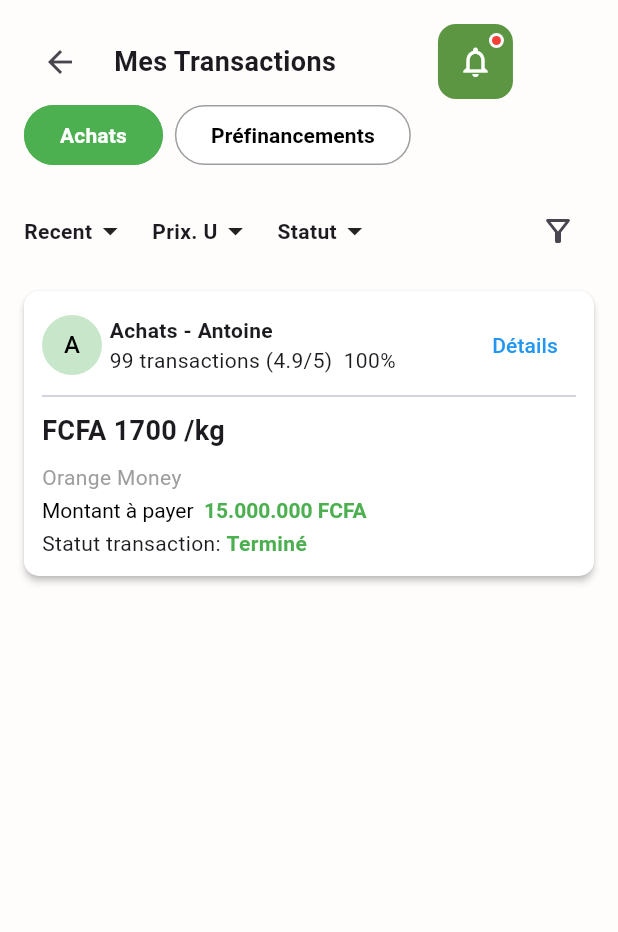
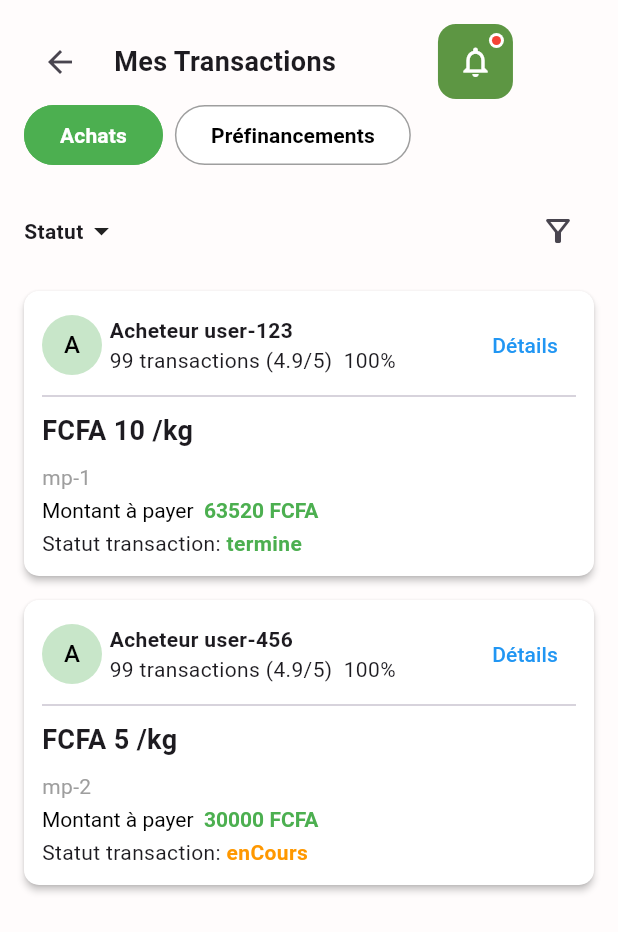
Before and after one commit to Alicheick225/agrobloc_flutter, a Flutter app: the TransactionPage screen opened directly, on a phone screen of 412 x 824 dp. Shown: the top 932 px of the screen. Run offline on Flutter 3.47's test engine with Material 3 defaults, Android fonts, the phone set to English and light mode, and no system bars; our stand-ins replace image_picker; Roboto replaces fonts that are missing (Poppins).

Commit message:
feat(filter_status):ajout du filtre des status

```diff
--- /dev/null
+++ b/lib/core/features/Agrobloc/data/dataSources/commande_vente_service.dart
@@ -0,0 +1,37 @@
+import 'package:agrobloc/core/features/Agrobloc/data/models/commande_vente.dart';
+
+class CommandeVenteService {
+  static const String baseUrl = 'http://192.168.252.199:3000/commandes';
+
+  Future<List<CommandeVente>> getAllCommandes() async {
+    // DEMO : renvoie 2 commandes avec colonnes exactes
+    await Future.delayed(const Duration(seconds: 1));
+    return [
+      CommandeVente(
+        id: 'cmd-1',
+        annoncesVenteId: 'vente-abc',
+        acheteurId: 'user-123',
+        quantite: 10,
+        prixTotal: 63520,
+        modePaiementId: 'mp-1',
+        statut: CommandeStatus.termine,
+        createdAt: DateTime.now(),
+      ),
+      CommandeVente(
+        id: 'cmd-2',
+        annoncesVenteId: 'vente-def',
+        acheteurId: 'user-456',
+        quantite: 5,
+        prixTotal: 30000,
+        modePaiementId: 'mp-2',
+        statut: CommandeStatus.enCours,
+        createdAt: DateTime.now().subtract(const Duration(days: 1)),
+      ),
+    ];
+  }
+
+  Future<CommandeVente> getCommandeById(String id) async {
+    final list = await getAllCommandes();
+    return list.firstWhere((c) => c.id == id);
+  }
+}
--- /dev/null
+++ b/lib/core/features/Agrobloc/data/models/commande_vente.dart
@@ -0,0 +1,65 @@
+import 'dart:ui';
+import 'package:intl/intl.dart';
+import 'package:agrobloc/core/themes/app_colors.dart';
+
+enum CommandeStatus { enCours, termine, annule }
+
+extension CommandeStatusExt on CommandeStatus {
+Color get color => {
+      CommandeStatus.enCours: AppColors.enCours,
+      CommandeStatus.termine: AppColors.termine,
+      CommandeStatus.annule: AppColors.annule,
+    }[this]!;
+}
+
+class CommandeVente {
+  final String id;
+  final String annoncesVenteId;
+  final String acheteurId;
+  final double quantite;
+  final double prixTotal;
+  final String modePaiementId;
+  final CommandeStatus statut;
+  final DateTime createdAt;
+
+  CommandeVente({
+    required this.id,
+    required this.annoncesVenteId,
+    required this.acheteurId,
+    required this.quantite,
+    required this.prixTotal,
+    required this.modePaiementId,
+    required this.statut,
+    required this.createdAt,
+  });
+
+  factory CommandeVente.fromJson(Map<String, dynamic> json) {
+    return CommandeVente(
+      id: json['id'] ?? '',
+      annoncesVenteId: json['annonces_vente_id'] ?? '',
+      acheteurId: json['acheteur_id'] ?? '',
+      quantite: (json['quantite'] as num?)?.toDouble() ?? 0.0,
+      prixTotal: (json['prix_total'] as num?)?.toDouble() ?? 0.0,
+      modePaiementId: json['mode_paiement_id'] ?? '',
+      statut: CommandeStatus.values.firstWhere(
+        (e) => e.name == (json['statut'] ?? ''),
+        orElse: () => CommandeStatus.enCours,
+      ),
+      createdAt: DateTime.tryParse(json['created_at'] ?? '') ?? DateTime.now(),
+    );
+  }
+
+  Map<String, dynamic> toJson() => {
+        'id': id,
+        'annonces_vente_id': annoncesVenteId,
+        'acheteur_id': acheteurId,
+        'quantite': quantite,
+        'prix_total': prixTotal,
+        'mode_paiement_id': modePaiementId,
+        'statut': statut.name,
+        'created_at': createdAt.toIso8601String(),
+      };
+
+  @override
+  String toString() => 'Commande $id - ${statut.name}';
+}
--- a/lib/core/features/Agrobloc/presentations/pages/transactionPage.dart
+++ b/lib/core/features/Agrobloc/presentations/pages/transactionPage.dart
@@ -1,3 +1,5 @@
+import 'package:agrobloc/core/features/Agrobloc/data/dataSources/commande_vente_service.dart';
+import 'package:agrobloc/core/features/Agrobloc/data/models/commande_vente.dart';
 import 'package:agrobloc/core/features/Agrobloc/presentations/widgets/transactions/Detail_transaction/detailTransactionpage.dart';
 import 'package:agrobloc/core/features/Agrobloc/presentations/widgets/transactions/card.dart';
 import 'package:agrobloc/core/features/Agrobloc/presentations/widgets/transactions/filter.dart';
@@ -13,6 +15,7 @@ class TransactionPage extends StatefulWidget {
 }
 
 class _TransactionPageState extends State<TransactionPage> {
+  CommandeStatus? _selectedStatus;
   int selectedFilter = 0;
 
   @override
@@ -35,61 +38,58 @@ class _TransactionPageState extends State<TransactionPage> {
             ),
             const SizedBox(height: 16),
             //FILTRE PAR STATUT
-            const FilterStatus(),
+            FilterStatus(
+                          selectedStatus: _selectedStatus,
+                          onStatusChanged: (status) {
+                            setState(() {
+                              _selectedStatus = status;
+                            });
+                          },
+                        ),
             const SizedBox(height: 16),
 
             /// Liste des transactions (temporaire)
-            Expanded(
-              child: ListView(
-                children: [
-                  if (selectedFilter == 0)
-                    TransactionCard(
-                      nom: "Achats - Antoine",
-                      prixUnitaire: "1700",
-                      moyenPaiement: "Orange Money",
-                      montantTotal: "15.000.000 FCFA",
-                      statut: "Terminé",
-                      statutColor: Colors.green,
+          Expanded(
+            child: FutureBuilder<List<CommandeVente>>(
+              future: CommandeVenteService().getAllCommandes(),
+              builder: (context, snapshot) {
+                if (snapshot.connectionState == ConnectionState.waiting) {
+                  return const Center(child: CircularProgressIndicator());
+                }
+                final list = snapshot.data ?? [];
+                final filtered = _selectedStatus == null
+                    ? list
+                    : list.where((c) => c.statut == _selectedStatus).toList();
+
+                if (filtered.isEmpty) {
+                  return Center(child: Text('Aucune commande correspondante.'));
+                }
+
+                return ListView.builder(
+                  itemCount: filtered.length,
+                  itemBuilder: (_, i) {
+                    final c = filtered[i];
+                    return TransactionCard(
+                      nom: 'Acheteur ${c.acheteurId}',
+                      prixUnitaire: c.quantite.toStringAsFixed(0),
+                      moyenPaiement: c.modePaiementId,
+                      montantTotal: '${c.prixTotal.toStringAsFixed(0)} FCFA',
+                      statut: c.statut.name,
+                      statutColor: c.statut.color,
                       onDetails: () {
                         Navigator.push(
                           context,
                           MaterialPageRoute(
-                            builder: (_) => Detailtransactionpage(),
+                            builder: (_) => Detailtransactionpage(commandeId: c.id),
                           ),
                         );
                       },
-                    ),
-                  if (selectedFilter == 1)
-                    TransactionCard(
-                      nom: "Préfinancement - Antoine",
-                      prixUnitaire: "2200",
-
-                      moyenPaiement: "Wave",
-                      montantTotal: "8.000.000 FCFA",
-                      statut: "En Cours",
-                      statutColor: Colors.orange,
-                      onDetails: () {
-                        Navigator.push(
-                          context,
-                          MaterialPageRoute(
-                            builder: (_) => const Detailtransactionpage(),
-                          ),
-                        );
-                      },
-                    ),
-                  if (selectedFilter == 1)
-                    TransactionCard(
-                      nom: "Préfinancement - Antoine",
-                      prixUnitaire: "2200",
-                      moyenPaiement: "Wave",
-                      montantTotal: "8.000.000 FCFA",
-                      statut: "En Cours",
-                      statutColor: Colors.orange,
-                      onDetails: () {},
-                    ),
-                ],
-              ),
+                    );
+                  },
+                );
+              },
             ),
+          ),
           ],
         ),
       ),
--- a/lib/core/features/Agrobloc/presentations/widgets/transactions/Detail_transaction/button.dart
+++ b/lib/core/features/Agrobloc/presentations/widgets/transactions/Detail_transaction/button.dart
@@ -1,3 +1,4 @@
+import 'package:agrobloc/core/features/Agrobloc/data/models/commande_vente.dart';
 import 'package:flutter/material.dart';
 
 class ImprimerWidget extends StatelessWidget {
@@ -9,7 +10,7 @@ class ImprimerWidget extends StatelessWidget {
     Key? key,
     this.onPressed,
     this.buttonText = 'Imprimer votre reçu de paiement',
-    this.isLoading = false,
+    this.isLoading = false, required CommandeStatus commandeStatus,
   }) : super(key: key);
 
   @override
--- a/lib/core/features/Agrobloc/presentations/widgets/transactions/filter_status.dart
+++ b/lib/core/features/Agrobloc/presentations/widgets/transactions/filter_status.dart
@@ -1,52 +1,71 @@
 import 'package:flutter/material.dart';
+import 'package:agrobloc/core/features/Agrobloc/data/models/commande_vente.dart';
 
 class FilterStatus extends StatelessWidget {
-  final VoidCallback? onFilterPressed;
+  final CommandeStatus? selectedStatus;
+  final ValueChanged<CommandeStatus?> onStatusChanged;
 
   const FilterStatus({
     Key? key,
-    this.onFilterPressed,
+    this.selectedStatus,
+    required this.onStatusChanged,
   }) : super(key: key);
 
   @override
   Widget build(BuildContext context) {
-    final List<String> filters = ['Recent', 'Prix. U', 'Statut'];
-
-    return Row(
+    return GestureDetector(
+      onTap: () => _showStatusModal(context),
+      child: Row(
         mainAxisAlignment: MainAxisAlignment.spaceBetween,
         children: [
-        /// Boutons texte avec flèche
-        Expanded(
-          child: Row(
-            children: filters.map((filter) {
-              return Padding(
-                padding: const EdgeInsets.only(right: 16),
-                child: GestureDetector(
-                  onTap: () {
-                    // Tu peux plus tard ouvrir une modal ou menu
-                    debugPrint("Filtre $filter tapé");
-                  },
-                  child: Row(
+          Row(
             children: [
               Text(
-                        filter,
+                selectedStatus?.name ?? 'Statut',
                 style: const TextStyle(fontWeight: FontWeight.w600),
               ),
               const Icon(Icons.arrow_drop_down),
             ],
           ),
+          IconButton(
+            icon: const Icon(Icons.filter_alt_outlined),
+            onPressed: () => _showStatusModal(context),
+          ),
+        ],
       ),
     );
-            }).toList(),
+  }
+
+  void _showStatusModal(BuildContext context) async {
+    final result = await showModalBottomSheet<CommandeStatus>(
+      context: context,
+      builder: (_) {
+        return Column(
+          mainAxisSize: MainAxisSize.min,
+          children: [
+            const Padding(
+              padding: EdgeInsets.all(16),
+              child: Text('Filtrer par statut',
+                  style: TextStyle(fontWeight: FontWeight.bold, fontSize: 18)),
             ),
+            ...CommandeStatus.values.map((status) => ListTile(
+                  title: Text(status.name),
+                  leading: Icon(
+                    Icons.circle,
+                    color: status.color,
+                    size: 20,
                   ),
-
-        /// Icône filtre (à droite)
-        IconButton(
-          onPressed: onFilterPressed ?? () {},
-          icon: const Icon(Icons.filter_alt_outlined),
+                  onTap: () => Navigator.pop(context, status),
+                )),
+            ListTile(
+              title: const Text('Tous'),
+              leading: const Icon(Icons.clear_all, color: Colors.grey),
+              onTap: () => Navigator.pop(context, null),
             ),
           ],
         );
+      },
+    );
+    onStatusChanged(result);
   }
 }
--- a/lib/core/themes/app_colors.dart
+++ b/lib/core/themes/app_colors.dart
@@ -15,4 +15,9 @@ class AppColors {
   static const Color priceColor = Color(0xFF5D9643); // vert foncé pour prix
   static const Color tagBlue = Color(0xFF2979FF);    // "Prévisionnel"
   static const Color tagGrey = Color(0xFFBDBDBD);
+
+  // ---- Couleurs de statut (CommandeStatus) ----
+  static const Color enCours        = Colors.orange;
+  static const Color termine        = Colors.green;
+  static const Color annule         = Colors.red;
 }
--- a/pubspec.yaml
+++ b/pubspec.yaml
@@ -37,6 +37,7 @@ dependencies:
   cupertino_icons: ^1.0.2
   http: ^1.4.0
   image_picker: ^1.1.2
+  intl: ^0.20.2
 readmore: ^3.0.0
 
 dev_dependencies:
```
Also changed, not shown: lib/core/features/Agrobloc/presentations/widgets/transactions/Detail_transaction/detailTransactionpage.dart (+74 -117 lines), lib/core/features/Agrobloc/presentations/widgets/transactions/card.dart (line endings or trailing spaces), pubspec.lock. Lines whose indentation alone changed are shown as unchanged.
